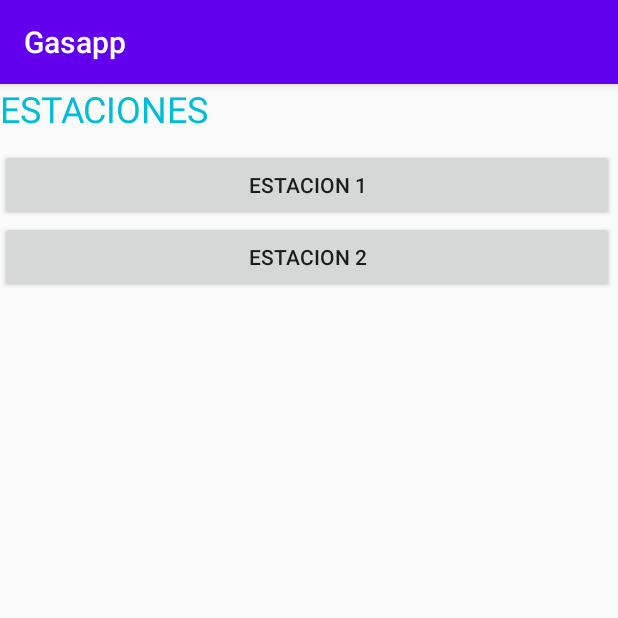
After one commit to amst-fiec/1T2020-Deteccion-de-tanque-de-gas, an Android app: the fragment Estaciones shown on its own in the app's theme, on a phone screen of 412 x 824 dp, the top half of it. The commit adds this screen. Run offline under Robolectric (Android 15) with nearby library versions, the phone set to English and light mode, and no system bars.

Commit message:
Se agrega el fragment_estaciones, a los demas fragments que se crean por defecto

```diff
--- /dev/null
+++ b/app/src/main/java/com/example/gasapp/Estaciones.java
@@ -0,0 +1,64 @@
+package com.example.gasapp;
+
+import android.os.Bundle;
+
+import androidx.fragment.app.Fragment;
+
+import android.view.LayoutInflater;
+import android.view.View;
+import android.view.ViewGroup;
+
+/**
+ * A simple {@link Fragment} subclass.
+ * Use the {@link Estaciones#newInstance} factory method to
+ * create an instance of this fragment.
+ */
+public class Estaciones extends Fragment {
+
+    // TODO: Rename parameter arguments, choose names that match
+    // the fragment initialization parameters, e.g. ARG_ITEM_NUMBER
+    private static final String ARG_PARAM1 = "param1";
+    private static final String ARG_PARAM2 = "param2";
+
+    // TODO: Rename and change types of parameters
+    private String mParam1;
+    private String mParam2;
+
+    public Estaciones() {
+        // Required empty public constructor
+    }
+
+    /**
+     * Use this factory method to create a new instance of
+     * this fragment using the provided parameters.
+     *
+     * @param param1 Parameter 1.
+     * @param param2 Parameter 2.
+     * @return A new instance of fragment Estaciones.
+     */
+    // TODO: Rename and change types and number of parameters
+    public static Estaciones newInstance(String param1, String param2) {
+        Estaciones fragment = new Estaciones();
+        Bundle args = new Bundle();
+        args.putString(ARG_PARAM1, param1);
+        args.putString(ARG_PARAM2, param2);
+        fragment.setArguments(args);
+        return fragment;
+    }
+
+    @Override
+    public void onCreate(Bundle savedInstanceState) {
+        super.onCreate(savedInstanceState);
+        if (getArguments() != null) {
+            mParam1 = getArguments().getString(ARG_PARAM1);
+            mParam2 = getArguments().getString(ARG_PARAM2);
+        }
+    }
+
+    @Override
+    public View onCreateView(LayoutInflater inflater, ViewGroup container,
+                             Bundle savedInstanceState) {
+        // Inflate the layout for this fragment
+        return inflater.inflate(R.layout.fragment_estaciones, container, false);
+    }
+}
--- a/app/src/main/java/com/example/gasapp/MainActivity.java
+++ b/app/src/main/java/com/example/gasapp/MainActivity.java
@@ -39,7 +39,7 @@
         // Passing each menu ID as a set of Ids because each
         // menu should be considered as top level destinations.
         mAppBarConfiguration = new AppBarConfiguration.Builder(
-                R.id.nav_home, R.id.nav_gallery, R.id.nav_slideshow)
+                R.id.nav_home, R.id.nav_gallery, R.id.nav_slideshow, R.id.estaciones)
                 .setDrawerLayout(drawer)
                 .build();
         NavController navController = Navigation.findNavController(this, R.id.nav_host_fragment);
--- /dev/null
+++ b/app/src/main/res/layout/fragment_estaciones.xml
@@ -0,0 +1,40 @@
+<?xml version="1.0" encoding="utf-8"?>
+<FrameLayout xmlns:android="http://schemas.android.com/apk/res/android"
+    xmlns:app="http://schemas.android.com/apk/res-auto"
+    xmlns:tools="http://schemas.android.com/tools"
+    android:layout_width="match_parent"
+    android:layout_height="match_parent"
+    tools:context=".Estaciones">
+
+    <LinearLayout
+        android:layout_width="match_parent"
+        android:layout_height="match_parent"
+        android:orientation="vertical">
+
+        <TextView
+            android:id="@+id/btnEstaciones"
+            android:layout_width="match_parent"
+            android:layout_height="43dp"
+            android:lineSpacingExtra="12sp"
+            android:text="Estaciones"
+            android:textAllCaps="true"
+            android:textColor="#00BCD4"
+            android:textColorLink="#2196F3"
+            android:textSize="24sp" />
+
+        <Button
+            android:id="@+id/button5"
+            android:layout_width="409dp"
+            android:layout_height="wrap_content"
+            android:layout_marginEnd="20dp"
+            android:layout_marginRight="20dp"
+            android:text="Estacion 1" />
+
+        <Button
+            android:id="@+id/button6"
+            android:layout_width="409dp"
+            android:layout_height="wrap_content"
+            android:text="Estacion 2" />
+
+    </LinearLayout>
+</FrameLayout>
--- a/app/src/main/res/menu/activity_main_drawer.xml
+++ b/app/src/main/res/menu/activity_main_drawer.xml
@@ -16,5 +16,9 @@
             android:id="@+id/nav_slideshow"
             android:icon="@drawable/ic_menu_slideshow"
             android:title="@string/menu_slideshow" />
+        <item
+            android:id="@+id/estaciones"
+            android:icon="@drawable/ic_menu_slideshow"
+            android:title="Estaciones" />
     </group>
 </menu>
--- a/app/src/main/res/navigation/mobile_navigation.xml
+++ b/app/src/main/res/navigation/mobile_navigation.xml
@@ -22,4 +22,9 @@
         android:name="com.example.gasapp.ui.slideshow.SlideshowFragment"
         android:label="@string/menu_slideshow"
         tools:layout="@layout/fragment_slideshow" />
+    <fragment
+        android:id="@+id/estaciones"
+        android:name="com.example.gasapp.Estaciones"
+        android:label="fragment_estaciones"
+        tools:layout="@layout/fragment_estaciones" />
 </navigation>
--- a/app/src/main/res/values/strings.xml
+++ b/app/src/main/res/values/strings.xml
@@ -10,4 +10,6 @@
     <string name="menu_home">Home</string>
     <string name="menu_gallery">Gallery</string>
     <string name="menu_slideshow">Slideshow</string>
+    <!-- TODO: Remove or change this placeholder text -->
+    <string name="hello_blank_fragment">Hello blank fragment</string>
 </resources>
```
